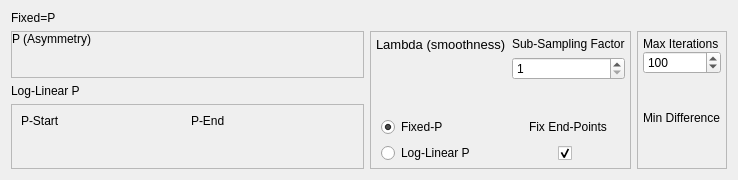
The window that crikit/ui/qt5/ui_PlotEffect_ALS2.ui (CCampJr/CRIkit2) describes before a commit, drawn with Qt 5.
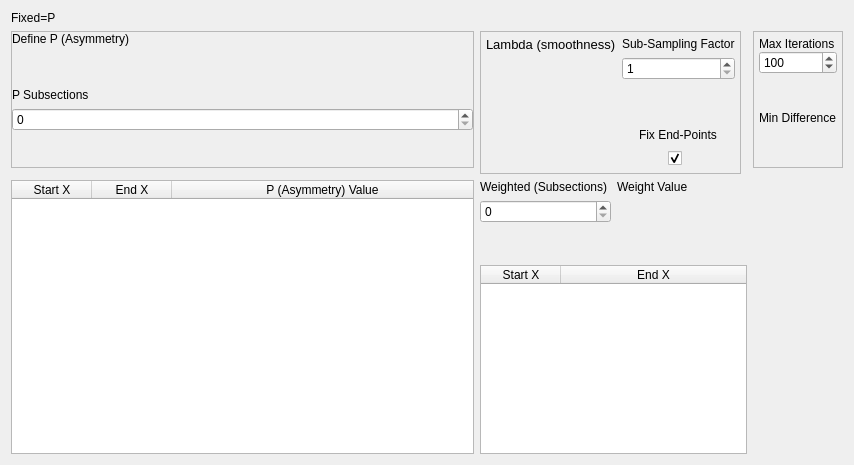
The same window after the commit.

Patch:
```diff
--- a/crikit/ui/qt5/ui_PlotEffect_ALS2.ui
+++ b/crikit/ui/qt5/ui_PlotEffect_ALS2.ui
@@ -6,8 +6,8 @@
    <rect>
     <x>0</x>
     <y>0</y>
-    <width>738</width>
-    <height>180</height>
+    <width>854</width>
+    <height>465</height>
    </rect>
   </property>
   <property name="windowTitle">
@@ -17,225 +17,47 @@
    <string notr="true">font: 10pt &quot;Arial&quot;;</string>
   </property>
   <layout class="QGridLayout" name="gridLayout">
-   <item row="2" column="0">
-    <widget class="QLabel" name="label_6">
-     <property name="text">
-      <string>Log-Linear P</string>
-     </property>
-    </widget>
-   </item>
    <item row="3" column="0">
-    <widget class="QFrame" name="frame_2">
-     <property name="frameShape">
-      <enum>QFrame::StyledPanel</enum>
+    <widget class="QTableWidget" name="tableWidgetAsym">
+     <property name="horizontalScrollBarPolicy">
+      <enum>Qt::ScrollBarAsNeeded</enum>
      </property>
-     <property name="frameShadow">
-      <enum>QFrame::Plain</enum>
+     <property name="rowCount">
+      <number>0</number>
      </property>
-     <layout class="QHBoxLayout" name="horizontalLayout">
-      <item>
-       <layout class="QVBoxLayout" name="verticalLayout_5">
-        <property name="topMargin">
-         <number>0</number>
-        </property>
-        <item alignment="Qt::AlignLeft|Qt::AlignTop">
-         <widget class="QLabel" name="label_7">
-          <property name="text">
-           <string>P-Start</string>
-          </property>
-         </widget>
-        </item>
-        <item>
-         <spacer name="verticalSpacer_5">
-          <property name="orientation">
-           <enum>Qt::Vertical</enum>
-          </property>
-          <property name="sizeHint" stdset="0">
-           <size>
-            <width>20</width>
-            <height>40</height>
-           </size>
-          </property>
-         </spacer>
-        </item>
-       </layout>
-      </item>
-      <item>
-       <layout class="QVBoxLayout" name="verticalLayout_6">
-        <item alignment="Qt::AlignLeft|Qt::AlignTop">
-         <widget class="QLabel" name="label_8">
-          <property name="text">
-           <string>P-End</string>
-          </property>
-         </widget>
-        </item>
-        <item>
-         <spacer name="verticalSpacer_6">
-          <property name="orientation">
-           <enum>Qt::Vertical</enum>
-          </property>
-          <property name="sizeHint" stdset="0">
-           <size>
-            <width>20</width>
-            <height>40</height>
-           </size>
-          </property>
-         </spacer>
-        </item>
-       </layout>
-      </item>
-     </layout>
-    </widget>
-   </item>
-   <item row="0" column="0">
-    <widget class="QLabel" name="label_5">
-     <property name="text">
-      <string>Fixed=P</string>
-     </property>
-    </widget>
-   </item>
-   <item row="1" column="0">
-    <widget class="QFrame" name="frame">
-     <property name="sizePolicy">
-      <sizepolicy hsizetype="Expanding" vsizetype="Preferred">
-       <horstretch>0</horstretch>
-       <verstretch>0</verstretch>
-      </sizepolicy>
-     </property>
-     <property name="frameShape">
-      <enum>QFrame::StyledPanel</enum>
-     </property>
-     <property name="frameShadow">
-      <enum>QFrame::Plain</enum>
-     </property>
-     <layout class="QHBoxLayout" name="horizontalLayout_2">
-      <property name="leftMargin">
-       <number>0</number>
+     <attribute name="horizontalHeaderCascadingSectionResizes">
+      <bool>true</bool>
+     </attribute>
+     <attribute name="horizontalHeaderDefaultSectionSize">
+      <number>80</number>
+     </attribute>
+     <attribute name="horizontalHeaderHighlightSections">
+      <bool>false</bool>
+     </attribute>
+     <attribute name="horizontalHeaderMinimumSectionSize">
+      <number>20</number>
+     </attribute>
+     <attribute name="horizontalHeaderStretchLastSection">
+      <bool>true</bool>
+     </attribute>
+     <column>
+      <property name="text">
+       <string>Start X</string>
       </property>
-      <property name="topMargin">
-       <number>0</number>
+     </column>
+     <column>
+      <property name="text">
+       <string>End X</string>
       </property>
-      <property name="rightMargin">
-       <number>0</number>
+     </column>
+     <column>
+      <property name="text">
+       <string>P (Asymmetry) Value</string>
       </property>
-      <property name="bottomMargin">
-       <number>0</number>
-      </property>
-      <item>
-       <layout class="QVBoxLayout" name="verticalLayout">
-        <item alignment="Qt::AlignLeft">
-         <widget class="QLabel" name="label">
-          <property name="text">
-           <string>P (Asymmetry)</string>
-          </property>
-         </widget>
-        </item>
-        <item>
-         <spacer name="verticalSpacer">
-          <property name="orientation">
-           <enum>Qt::Vertical</enum>
-          </property>
-          <property name="sizeHint" stdset="0">
-           <size>
-            <width>20</width>
-            <height>40</height>
-           </size>
-          </property>
-         </spacer>
-        </item>
-       </layout>
-      </item>
-     </layout>
+     </column>
     </widget>
    </item>
-   <item row="1" column="4" rowspan="3" colspan="2">
-    <widget class="QFrame" name="frame_4">
-     <property name="frameShape">
-      <enum>QFrame::StyledPanel</enum>
-     </property>
-     <property name="frameShadow">
-      <enum>QFrame::Plain</enum>
-     </property>
-     <layout class="QVBoxLayout" name="verticalLayout_8">
-      <property name="leftMargin">
-       <number>5</number>
-      </property>
-      <property name="topMargin">
-       <number>5</number>
-      </property>
-      <property name="rightMargin">
-       <number>5</number>
-      </property>
-      <property name="bottomMargin">
-       <number>5</number>
-      </property>
-      <item>
-       <layout class="QVBoxLayout" name="verticalLayout_9">
-        <property name="spacing">
-         <number>0</number>
-        </property>
-        <property name="topMargin">
-         <number>0</number>
-        </property>
-        <item>
-         <widget class="QLabel" name="label_9">
-          <property name="text">
-           <string>Max Iterations</string>
-          </property>
-         </widget>
-        </item>
-        <item>
-         <widget class="QSpinBox" name="spinBoxMaxIter">
-          <property name="minimum">
-           <number>1</number>
-          </property>
-          <property name="maximum">
-           <number>1000000</number>
-          </property>
-          <property name="value">
-           <number>100</number>
-          </property>
-         </widget>
-        </item>
-        <item>
-         <spacer name="verticalSpacer_3">
-          <property name="orientation">
-           <enum>Qt::Vertical</enum>
-          </property>
-          <property name="sizeHint" stdset="0">
-           <size>
-            <width>20</width>
-            <height>40</height>
-           </size>
-          </property>
-         </spacer>
-        </item>
-        <item>
-         <widget class="QLabel" name="label_10">
-          <property name="text">
-           <string>Min Difference</string>
-          </property>
-         </widget>
-        </item>
-       </layout>
-      </item>
-      <item>
-       <spacer name="verticalSpacer_4">
-        <property name="orientation">
-         <enum>Qt::Vertical</enum>
-        </property>
-        <property name="sizeHint" stdset="0">
-         <size>
-          <width>20</width>
-          <height>40</height>
-         </size>
-        </property>
-       </spacer>
-      </item>
-     </layout>
-    </widget>
-   </item>
-   <item row="1" column="1" rowspan="3">
+   <item row="1" column="1" rowspan="2">
     <widget class="QFrame" name="frame_3">
      <property name="frameShape">
       <enum>QFrame::StyledPanel</enum>
@@ -290,36 +112,6 @@
         </item>
        </layout>
       </item>
-      <item row="1" column="0">
-       <layout class="QVBoxLayout" name="verticalLayout_7">
-        <property name="leftMargin">
-         <number>5</number>
-        </property>
-        <item>
-         <widget class="QRadioButton" name="radioButtonFixedP">
-          <property name="text">
-           <string>Fixed-P</string>
-          </property>
-          <property name="checked">
-           <bool>true</bool>
-          </property>
-          <attribute name="buttonGroup">
-           <string notr="true">buttonGroup</string>
-          </attribute>
-         </widget>
-        </item>
-        <item>
-         <widget class="QRadioButton" name="radioButtonLogLinearP">
-          <property name="text">
-           <string>Log-Linear P</string>
-          </property>
-          <attribute name="buttonGroup">
-           <string notr="true">buttonGroup</string>
-          </attribute>
-         </widget>
-        </item>
-       </layout>
-      </item>
       <item row="0" column="0">
        <layout class="QVBoxLayout" name="verticalLayout_2">
         <item alignment="Qt::AlignLeft">
@@ -383,6 +175,273 @@
      </layout>
     </widget>
    </item>
+   <item row="1" column="0">
+    <widget class="QFrame" name="frame">
+     <property name="sizePolicy">
+      <sizepolicy hsizetype="Expanding" vsizetype="Preferred">
+       <horstretch>0</horstretch>
+       <verstretch>0</verstretch>
+      </sizepolicy>
+     </property>
+     <property name="frameShape">
+      <enum>QFrame::StyledPanel</enum>
+     </property>
+     <property name="frameShadow">
+      <enum>QFrame::Plain</enum>
+     </property>
+     <layout class="QHBoxLayout" name="horizontalLayout_2">
+      <property name="leftMargin">
+       <number>0</number>
+      </property>
+      <property name="topMargin">
+       <number>0</number>
+      </property>
+      <property name="rightMargin">
+       <number>0</number>
+      </property>
+      <property name="bottomMargin">
+       <number>0</number>
+      </property>
+      <item>
+       <layout class="QVBoxLayout" name="verticalLayout">
+        <item alignment="Qt::AlignLeft">
+         <widget class="QLabel" name="label">
+          <property name="text">
+           <string>Define P (Asymmetry)</string>
+          </property>
+         </widget>
+        </item>
+        <item>
+         <spacer name="verticalSpacer">
+          <property name="orientation">
+           <enum>Qt::Vertical</enum>
+          </property>
+          <property name="sizeHint" stdset="0">
+           <size>
+            <width>20</width>
+            <height>40</height>
+           </size>
+          </property>
+         </spacer>
+        </item>
+        <item>
+         <widget class="QLabel" name="label_6">
+          <property name="text">
+           <string>P Subsections</string>
+          </property>
+         </widget>
+        </item>
+        <item>
+         <widget class="QSpinBox" name="spinBoxAsymSubSections">
+          <property name="maximum">
+           <number>5</number>
+          </property>
+         </widget>
+        </item>
+        <item>
+         <spacer name="verticalSpacer_8">
+          <property name="orientation">
+           <enum>Qt::Vertical</enum>
+          </property>
+          <property name="sizeHint" stdset="0">
+           <size>
+            <width>20</width>
+            <height>40</height>
+           </size>
+          </property>
+         </spacer>
+        </item>
+       </layout>
+      </item>
+     </layout>
+    </widget>
+   </item>
+   <item row="0" column="0">
+    <widget class="QLabel" name="label_5">
+     <property name="text">
+      <string>Fixed=P</string>
+     </property>
+    </widget>
+   </item>
+   <item row="1" column="3">
+    <widget class="QFrame" name="frame_4">
+     <property name="frameShape">
+      <enum>QFrame::StyledPanel</enum>
+     </property>
+     <property name="frameShadow">
+      <enum>QFrame::Plain</enum>
+     </property>
+     <layout class="QVBoxLayout" name="verticalLayout_8">
+      <property name="leftMargin">
+       <number>5</number>
+      </property>
+      <property name="topMargin">
+       <number>5</number>
+      </property>
+      <property name="rightMargin">
+       <number>5</number>
+      </property>
+      <property name="bottomMargin">
+       <number>5</number>
+      </property>
+      <item>
+       <layout class="QVBoxLayout" name="verticalLayout_9">
+        <property name="spacing">
+         <number>0</number>
+        </property>
+        <property name="topMargin">
+         <number>0</number>
+        </property>
+        <item>
+         <widget class="QLabel" name="label_9">
+          <property name="text">
+           <string>Max Iterations</string>
+          </property>
+         </widget>
+        </item>
+        <item>
+         <widget class="QSpinBox" name="spinBoxMaxIter">
+          <property name="minimum">
+           <number>1</number>
+          </property>
+          <property name="maximum">
+           <number>1000000</number>
+          </property>
+          <property name="value">
+           <number>100</number>
+          </property>
+         </widget>
+        </item>
+        <item>
+         <spacer name="verticalSpacer_3">
+          <property name="orientation">
+           <enum>Qt::Vertical</enum>
+          </property>
+          <property name="sizeHint" stdset="0">
+           <size>
+            <width>20</width>
+            <height>40</height>
+           </size>
+          </property>
+         </spacer>
+        </item>
+        <item>
+         <widget class="QLabel" name="label_10">
+          <property name="text">
+           <string>Min Difference</string>
+          </property>
+         </widget>
+        </item>
+       </layout>
+      </item>
+      <item>
+       <spacer name="verticalSpacer_4">
+        <property name="orientation">
+         <enum>Qt::Vertical</enum>
+        </property>
+        <property name="sizeHint" stdset="0">
+         <size>
+          <width>20</width>
+          <height>40</height>
+         </size>
+        </property>
+       </spacer>
+      </item>
+     </layout>
+    </widget>
+   </item>
+   <item row="3" column="1" colspan="2">
+    <layout class="QVBoxLayout" name="verticalLayout_5">
+     <item>
+      <layout class="QHBoxLayout" name="horizontalLayout">
+       <property name="topMargin">
+        <number>0</number>
+       </property>
+       <property name="rightMargin">
+        <number>0</number>
+       </property>
+       <item>
+        <layout class="QVBoxLayout" name="verticalLayout_6">
+         <property name="topMargin">
+          <number>0</number>
+         </property>
+         <item>
+          <widget class="QLabel" name="label_7">
+           <property name="text">
+            <string>Weighted (Subsections)</string>
+           </property>
+          </widget>
+         </item>
+         <item>
+          <widget class="QSpinBox" name="spinBoxWSubSections">
+           <property name="maximum">
+            <number>5</number>
+           </property>
+          </widget>
+         </item>
+         <item>
+          <spacer name="verticalSpacer_6">
+           <property name="orientation">
+            <enum>Qt::Vertical</enum>
+           </property>
+           <property name="sizeHint" stdset="0">
+            <size>
+             <width>20</width>
+             <height>40</height>
+            </size>
+           </property>
+          </spacer>
+         </item>
+        </layout>
+       </item>
+       <item>
+        <layout class="QVBoxLayout" name="verticalLayout_7">
+         <item>
+          <widget class="QLabel" name="label_8">
+           <property name="text">
+            <string>Weight Value</string>
+           </property>
+          </widget>
+         </item>
+         <item>
+          <spacer name="verticalSpacer_5">
+           <property name="orientation">
+            <enum>Qt::Vertical</enum>
+           </property>
+           <property name="sizeHint" stdset="0">
+            <size>
+             <width>20</width>
+             <height>40</height>
+            </size>
+           </property>
+          </spacer>
+         </item>
+        </layout>
+       </item>
+      </layout>
+     </item>
+     <item>
+      <widget class="QTableWidget" name="tableWidgetWeights">
+       <attribute name="horizontalHeaderDefaultSectionSize">
+        <number>80</number>
+       </attribute>
+       <attribute name="horizontalHeaderStretchLastSection">
+        <bool>true</bool>
+       </attribute>
+       <column>
+        <property name="text">
+         <string>Start X</string>
+        </property>
+       </column>
+       <column>
+        <property name="text">
+         <string>End X</string>
+        </property>
+       </column>
+      </widget>
+     </item>
+    </layout>
+   </item>
   </layout>
  </widget>
  <resources/>
```
